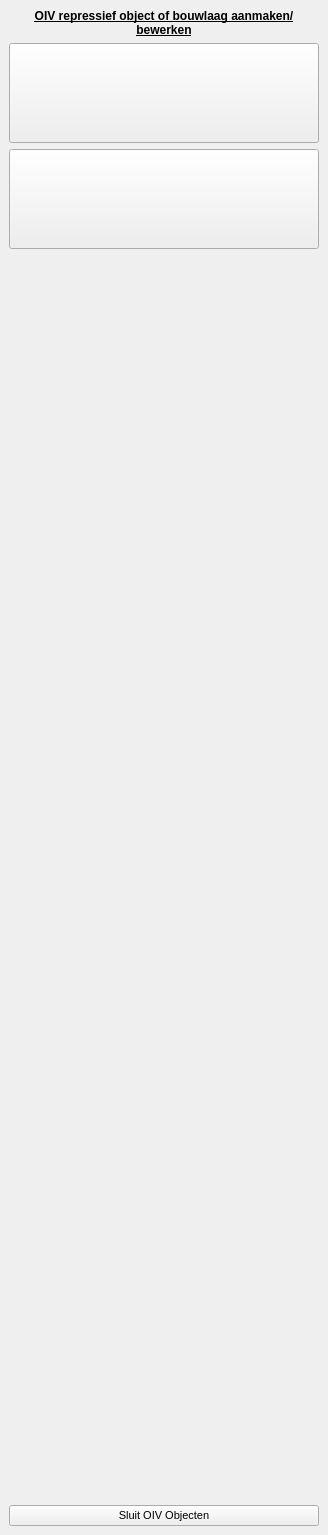
Old version of the form plugin/oiv/oiv_base_widget.ui in the repository OIV-NL-QGIS/QGIS_project.
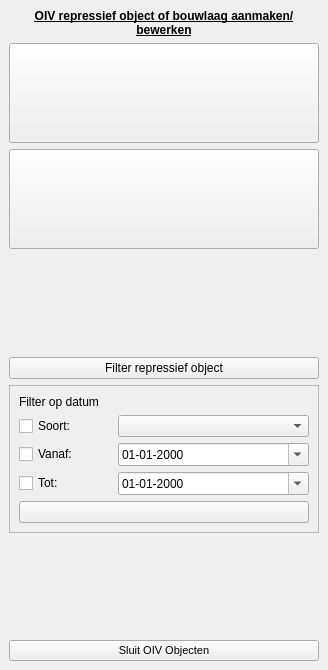
New version of the form. Icons and pictures are not drawn.

```diff
--- a/plugin/oiv/oiv_base_widget.ui
+++ b/plugin/oiv/oiv_base_widget.ui
@@ -7,7 +7,7 @@
     <x>0</x>
     <y>0</y>
     <width>328</width>
-    <height>1535</height>
+    <height>670</height>
    </rect>
   </property>
   <property name="features">
@@ -122,6 +122,112 @@
         </property>
        </spacer>
       </item>
+      <item>
+       <widget class="QPushButton" name="filter_objecten">
+        <property name="text">
+         <string>Filter repressief object</string>
+        </property>
+       </widget>
+      </item>
+      <item>
+       <widget class="QFrame" name="filterframe">
+        <property name="sizePolicy">
+         <sizepolicy hsizetype="Preferred" vsizetype="Preferred">
+          <horstretch>0</horstretch>
+          <verstretch>0</verstretch>
+         </sizepolicy>
+        </property>
+        <property name="frameShape">
+         <enum>QFrame::StyledPanel</enum>
+        </property>
+        <property name="frameShadow">
+         <enum>QFrame::Raised</enum>
+        </property>
+        <layout class="QGridLayout" name="gridLayout_3">
+         <item row="2" column="0">
+          <widget class="QCheckBox" name="checkVanaf">
+           <property name="text">
+            <string>Vanaf:</string>
+           </property>
+          </widget>
+         </item>
+         <item row="0" column="0" colspan="2">
+          <widget class="QLabel" name="label_2">
+           <property name="text">
+            <string>Filter op datum</string>
+           </property>
+          </widget>
+         </item>
+         <item row="3" column="0">
+          <widget class="QCheckBox" name="checkTot">
+           <property name="text">
+            <string>Tot:</string>
+           </property>
+          </widget>
+         </item>
+         <item row="5" column="0" colspan="3">
+          <widget class="QPushButton" name="filterBtn">
+           <property name="text">
+            <string/>
+           </property>
+           <property name="icon">
+            <iconset>
+             <normaloff>:/plugins/oiv/config_files/png/filter.png</normaloff>:/plugins/oiv/config_files/png/filter.png</iconset>
+           </property>
+           <property name="iconSize">
+            <size>
+             <width>16</width>
+             <height>16</height>
+            </size>
+           </property>
+          </widget>
+         </item>
+         <item row="3" column="1" colspan="2">
+          <widget class="QDateEdit" name="datum_tot">
+           <property name="displayFormat">
+            <string>dd-MM-yyyy</string>
+           </property>
+           <property name="calendarPopup">
+            <bool>true</bool>
+           </property>
+          </widget>
+         </item>
+         <item row="2" column="1" colspan="2">
+          <widget class="QDateEdit" name="datum_vanaf">
+           <property name="displayFormat">
+            <string>dd-MM-yyyy</string>
+           </property>
+           <property name="calendarPopup">
+            <bool>true</bool>
+           </property>
+          </widget>
+         </item>
+         <item row="1" column="1" colspan="2">
+          <widget class="QComboBox" name="objecttype"/>
+         </item>
+         <item row="1" column="0">
+          <widget class="QCheckBox" name="checkSoort">
+           <property name="text">
+            <string>Soort:</string>
+           </property>
+          </widget>
+         </item>
+        </layout>
+       </widget>
+      </item>
+      <item>
+       <spacer name="verticalSpacer_2">
+        <property name="orientation">
+         <enum>Qt::Vertical</enum>
+        </property>
+        <property name="sizeHint" stdset="0">
+         <size>
+          <width>0</width>
+          <height>0</height>
+         </size>
+        </property>
+       </spacer>
+      </item>
       <item>
        <widget class="QPushButton" name="closewidget">
         <property name="enabled">
```
